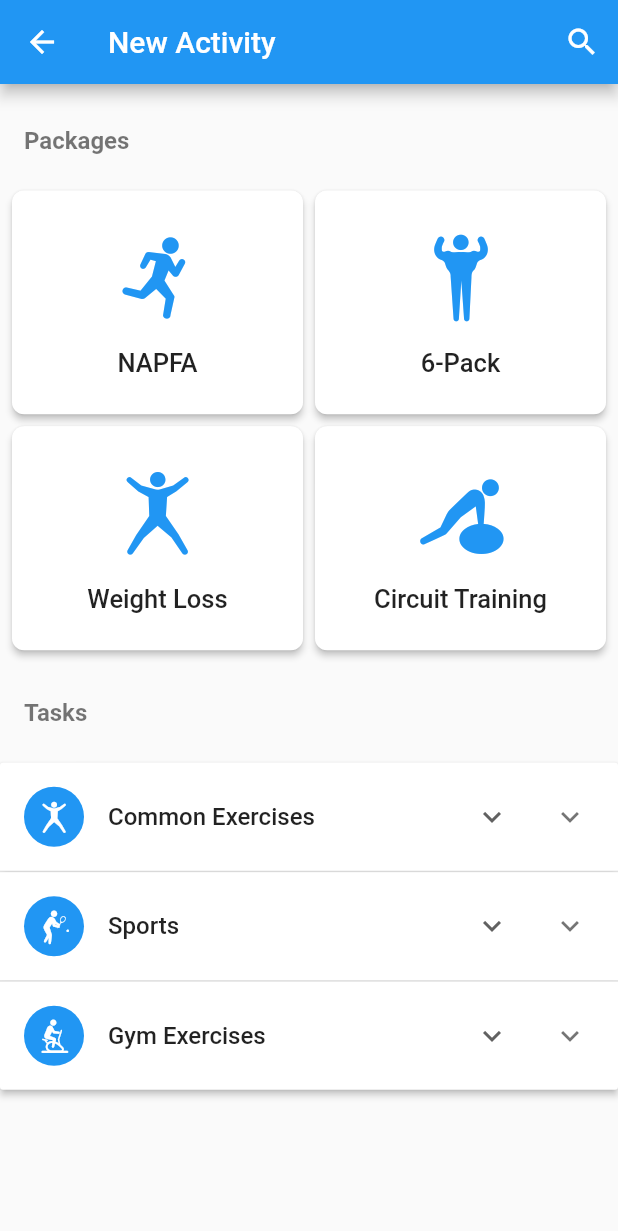
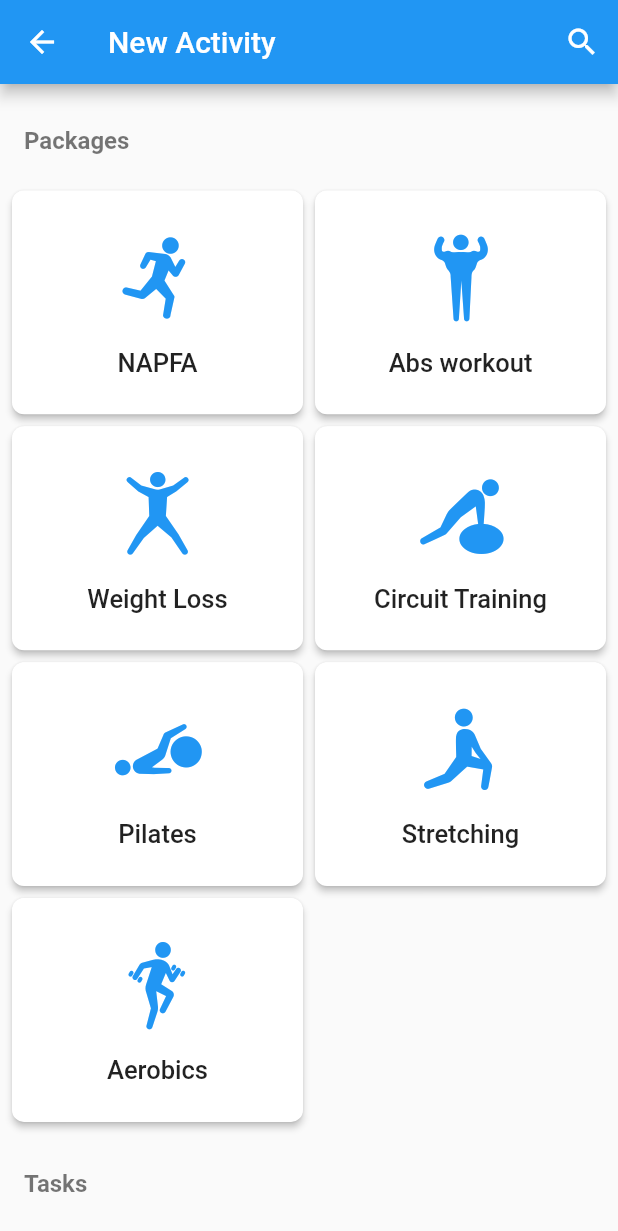
Before and after one commit to CZX123/Fit, a Flutter app: the NewActivityScreen screen opened directly, on a phone screen of 412 x 824 dp. Shown: the top 1231 px of the screen. Run offline on Flutter 3.47's test engine with Material 2 defaults, Android fonts, the phone set to English and light mode, and no system bars; our stand-ins replace flutter_local_notifications, shared_preferences; accounts and stored records are empty; Roboto replaces fonts that are missing (Renner*); statements that could not run were skipped.

Commit message:
Updated common task and package descriptions

```diff
--- a/lib/data/newActivityList.dart
+++ b/lib/data/newActivityList.dart
@@ -5,39 +5,58 @@ List<Package> packageList = [
   Package(
     icon: SportsIcons.running,
     name: 'NAPFA',
+    description:
+        'NAPFA is a test of physical fitness for Singaporean students. This package is aimed at helping you get better for NAPFA.Training areas help with the tasks tested for NAPFA.',
   ),
   Package(
     icon: SportsIcons.others_workout,
-    name: '6-Pack',
+    name: 'Abs workout',
+    description: 'Abs workout is a package for you to develop your abdominal muscles, so as to attain and sustain healthy abdominals.',
   ),
   Package(
     icon: SportsIcons.jumping_jacks,
     name: 'Weight Loss',
+    description: 'Exercises in this package helps burn fat and lose weight.',
   ),
   Package(
     icon: SportsIcons.circuit_training,
     name: 'Circuit Training',
+    description: ' Circuit training is a type of endurance or resistance training utilising high intensity, targeting strength building or muscular endurance. Exercises are performed with no rest in between, and is done in a cycle. Once one cycle is complete, the individual starts again after a short break.',
   ),
-];
-
-List<Task> commonList = [
-  Task(
+  Package(
+    icon: SportsIcons.pilates,
+    name:'Pilates',
+    description: 'Pilates is a fitness system that is designed to improve physical strength, flexibility, and posture, and enhance mental awareness.',
+  ),
+  Package(
+    icon: SportsIcons.stretching,
+    name: 'Stretching',
+    description:'Stretching is primarily a warm-up activity used to increase flexibility and reduce the risk of injuries during exercise.',
+  ),
+  Package(
     icon: SportsIcons.aerobics,
     name: 'Aerobics',
     description:
         'Aerobics is a form of physical exercise that improves flexibility, muscular strength and cardio-vascular fitness, which is done by combining rhythmic aerobic exercise with stretching and strength training routines.',
   ),
+];
+
+List<Task> commonList = [
+
   Task(
     icon: SportsIcons.back_extension,
     name: 'Back Extensions',
+    description: 'A hyperextension or back extension is an exercise that works the lower back as well as the mid and upper back, specifically the erector spinae. To do this, you’ll need a hyperextension bench which is readily available at your nearby gym, but there is a way to do so without equipment at all!',
   ),
   Task(
     icon: SportsIcons.burpee_test,
-    name: 'Burpee Test',
+    name: 'Burpees',
+    description: 'The burpee is a full body strength training exercise that works the arms, chest, quads, glutes, hamstrings and abs.',
   ),
   Task(
     icon: SportsIcons.crunch,
     name: 'Crunches',
+    description: 'The crunch is an abdominal exercise, working on the abdominal muscles and the oblique muscle.',
   ),
   Task(
     icon: SportsIcons.jumping_jacks,
@@ -46,43 +65,38 @@ List<Task> commonList = [
   ),
   Task(
     icon: SportsIcons.leg_raise,
-    name: 'Leg Raises',
+    name: 'Leg raises',
+    description: 'Leg raises are extremely beneficial for your entire abdominal area, helping build strength and definition in your core muscle.',
   ),
   Task(
     icon: SportsIcons.lunge,
     name: 'Lunges',
-  ),
-  Task(
-    icon: SportsIcons.pilates,
-    name: 'Pilates',
+    description: 'A lunge is a single-leg bodyweight exercise that helps work the hips, glutes, quads, hamstrings, core and inner thigh, aiding in lower body strength and endurance.',
   ),
   Task(
     icon: SportsIcons.plank,
     name: 'Planking',
-  ),
-  Task(
-    icon: SportsIcons.pull_up,
-    name: 'Pull-Ups',
+    description: 'Planking is an isometric exercise that helps train core strength, strengthening the abdominals, back and shoulders.',
   ),
   Task(
     icon: SportsIcons.push_up,
     name: 'Push-Ups',
+    description: 'Push-ups are a calisthenics exercise, exercising the pectoral muscles, triceps, and anterior deltoids, with ancillary benefits to the rest of the deltoids, serratus anterior, coracobrachialis and the midsection as a whole.',
   ),
   Task(
     icon: SportsIcons.sit_up,
     name: 'Sit-Ups',
+    description: 'The sit-up is an abdominal endurance training exercise, strengthening the abdominal muscles. It is similar to a crunch, but conditions additional muscles.',
   ),
   Task(
     icon: SportsIcons.skipping_rope,
     name: 'Skipping Rope',
+    description: 'Skipping rope develops foot speed, increases coordination, endurance, helping burn calories and lose fat.',
   ),
   Task(
     icon: SportsIcons.squat,
     name: 'Squats',
-  ),
-  Task(
-    icon: SportsIcons.stretching,
-    name: 'Stretching',
+    description: 'Squats are a superb exercise to help strengthen and tone the hip and thigh muscles, like the hamstrings, quads and gluteus maximus.',
   ),
 ];
 
```
